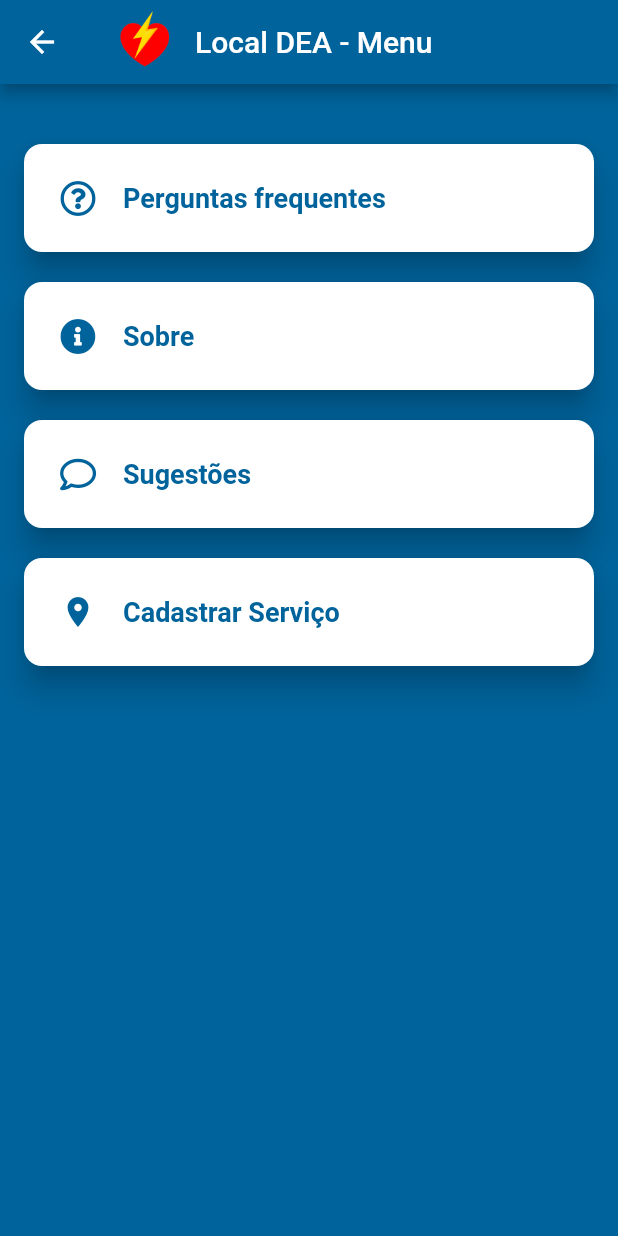
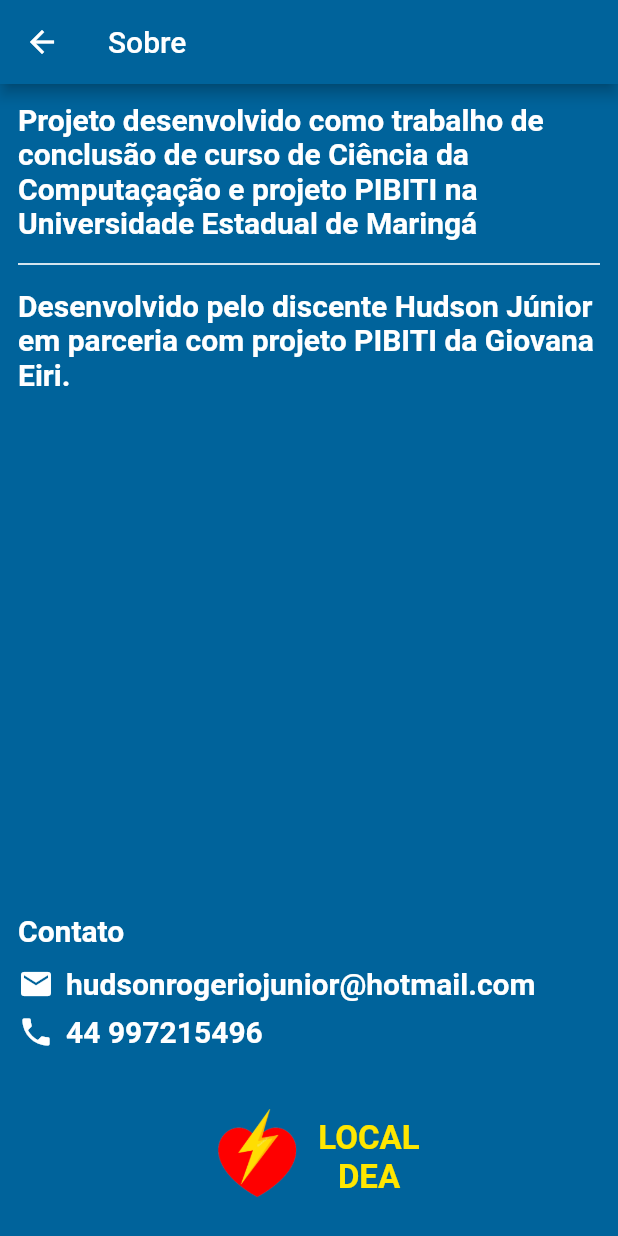
Before and after one commit to HudsonJunior/local_dea_app, a Flutter app: the MenuScreen screen opened directly, after a tap on "Sobre", on a phone screen of 412 x 824 dp. Run offline on Flutter 3.47's test engine with Material 2 defaults, Android fonts, the phone set to English and light mode, and no system bars; our stand-ins replace font_awesome_flutter, google_maps_flutter.

Commit message:
refactoring layout

```diff
--- /dev/null
+++ b/lib/screens/about.dart
@@ -0,0 +1,97 @@
+import 'package:flutter/material.dart';
+import 'package:local_dea_app/constraints/colors.dart';
+import 'package:local_dea_app/widgets/about/contact_text.dart';
+import 'package:local_dea_app/widgets/app_bar_content.dart';
+
+class AboutScreen extends StatelessWidget {
+  const AboutScreen({Key? key}) : super(key: key);
+
+  @override
+  Widget build(BuildContext context) {
+    return Scaffold(
+      backgroundColor: Palette.primary,
+      appBar: AppBar(
+        foregroundColor: Colors.white,
+        backgroundColor: Palette.primary,
+        title: const AppBarContent(
+          title: 'Sobre',
+        ),
+      ),
+      body: Padding(
+        padding: const EdgeInsets.all(12.0),
+        child: Column(
+          children: [
+            const Text(
+              'Projeto desenvolvido como trabalho de conclusão de curso de Ciência da Computaçação e projeto PIBITI na Universidade Estadual de Maringá',
+              textAlign: TextAlign.start,
+              style: TextStyle(
+                color: Colors.white,
+                fontWeight: FontWeight.bold,
+                fontSize: 20.0,
+              ),
+            ),
+            const SizedBox(height: 8.0),
+            const Divider(
+              color: Colors.white,
+              thickness: 1.1,
+            ),
+            const SizedBox(height: 8.0),
+            const Text(
+              'Desenvolvido pelo discente Hudson Júnior em parceria com projeto PIBITI da Giovana Eiri.',
+              textAlign: TextAlign.start,
+              style: TextStyle(
+                color: Colors.white,
+                fontWeight: FontWeight.bold,
+                fontSize: 20.0,
+              ),
+            ),
+            const SizedBox(height: 8.0),
+            const Spacer(),
+            const Align(
+              alignment: Alignment.centerLeft,
+              child: Text(
+                'Contato',
+                textAlign: TextAlign.start,
+                style: TextStyle(
+                  color: Colors.white,
+                  fontSize: 20.0,
+                  fontWeight: FontWeight.bold,
+                ),
+              ),
+            ),
+            const SizedBox(height: 12.0),
+            const ContactTextWidget(
+              icon: Icons.mail,
+              text: 'hudsonrogeriojunior@hotmail.com',
+            ),
+            const SizedBox(height: 8.0),
+            const ContactTextWidget(
+              icon: Icons.phone,
+              text: '44 997215496',
+            ),
+            const SizedBox(height: 32.0),
+            Row(
+              mainAxisAlignment: MainAxisAlignment.center,
+              children: [
+                Image.asset(
+                  'assets/dea_icon.png',
+                  width: 80,
+                  height: 80,
+                ),
+                const Text(
+                  'LOCAL\nDEA',
+                  textAlign: TextAlign.center,
+                  style: TextStyle(
+                    color: Palette.secondary,
+                    fontSize: 22.0,
+                    fontWeight: FontWeight.bold,
+                  ),
+                ),
+              ],
+            ),
+          ],
+        ),
+      ),
+    );
+  }
+}
--- a/lib/screens/menu.dart
+++ b/lib/screens/menu.dart
@@ -1,6 +1,7 @@
 import 'package:flutter/material.dart';
 import 'package:font_awesome_flutter/font_awesome_flutter.dart';
 import 'package:local_dea_app/constraints/colors.dart';
+import 'package:local_dea_app/screens/about.dart';
 import 'package:local_dea_app/screens/frequently_questions.dart';
 import 'package:local_dea_app/screens/register_dea.dart';
 import 'package:local_dea_app/widgets/menu_card.dart';
@@ -55,7 +56,13 @@ class _MenuScreenState extends State<MenuScreen> {
             ),
             const SizedBox(height: 12.0),
             MenuCard(
-              onTap: () {},
+              onTap: () {
+                Navigator.of(context).push(
+                  MaterialPageRoute(
+                    builder: (_) => const AboutScreen(),
+                  ),
+                );
+              },
               icon: FontAwesomeIcons.infoCircle,
               title: 'Sobre',
             ),
--- /dev/null
+++ b/lib/widgets/about/contact_text.dart
@@ -0,0 +1,34 @@
+import 'package:flutter/material.dart';
+
+class ContactTextWidget extends StatelessWidget {
+  final IconData icon;
+  final String text;
+
+  const ContactTextWidget({
+    Key? key,
+    required this.icon,
+    required this.text,
+  }) : super(key: key);
+
+  @override
+  Widget build(BuildContext context) {
+    return Row(
+      children: [
+        Icon(
+          icon,
+          color: Colors.white,
+        ),
+        const SizedBox(width: 8.0),
+        Text(
+          text,
+          textAlign: TextAlign.start,
+          style: const TextStyle(
+            color: Colors.white,
+            fontSize: 20.0,
+            fontWeight: FontWeight.bold,
+          ),
+        ),
+      ],
+    );
+  }
+}
--- a/lib/widgets/field.dart
+++ b/lib/widgets/field.dart
@@ -15,24 +15,32 @@ class CustomFormField extends StatelessWidget {
 
   @override
   Widget build(BuildContext context) {
-    return TextFormField(
+    return Column(
+      children: [
+        Padding(
+          padding: const EdgeInsets.only(left: 8.0),
+          child: Align(
+            alignment: Alignment.centerLeft,
+            child: Text(
+              label,
+              textAlign: TextAlign.start,
+              style: const TextStyle(
+                fontWeight: FontWeight.bold,
+                color: Colors.white,
+              ),
+            ),
+          ),
+        ),
+        const SizedBox(height: 4.0),
+        TextFormField(
           style: const TextStyle(color: Colors.white),
           controller: controller,
           decoration: InputDecoration(
+            fillColor: Colors.grey[200],
+            filled: true,
             prefixIcon: Icon(
               icon,
-          color: Palette.secondary,
-        ),
-        label: Text(
-          label,
-          style: const TextStyle(
-            fontSize: 20.0,
-          ),
-        ),
-        labelStyle: const TextStyle(
-          fontSize: 16.0,
-          color: Colors.white,
-          fontWeight: FontWeight.w500,
+              color: Palette.primary,
             ),
             floatingLabelBehavior: FloatingLabelBehavior.always,
             floatingLabelStyle: const TextStyle(
@@ -57,6 +65,8 @@ class CustomFormField extends StatelessWidget {
               borderRadius: BorderRadius.circular(18.0),
             ),
           ),
+        ),
+      ],
     );
   }
 }
--- a/lib/widgets/question.dart
+++ b/lib/widgets/question.dart
@@ -37,7 +37,7 @@ class QuestionWidget extends StatelessWidget {
                     style: const TextStyle(
                       fontWeight: FontWeight.bold,
                       color: Palette.primary,
-                      fontSize: 16,
+                      fontSize: 18,
                     ),
                   ),
                   const Spacer(),
@@ -80,6 +80,8 @@ class QuestionWidget extends StatelessWidget {
                           style: const TextStyle(
                             fontWeight: FontWeight.bold,
                             height: 1.2,
+                            letterSpacing: 1.1,
+                            fontSize: 18,
                           ),
                         ),
                       ),
--- a/lib/widgets/register_dea/checkbox.dart
+++ b/lib/widgets/register_dea/checkbox.dart
@@ -1,5 +1,4 @@
 import 'package:flutter/material.dart';
-import 'package:local_dea_app/constraints/colors.dart';
 
 class CustomCheckBox extends StatelessWidget {
   const CustomCheckBox({
@@ -20,7 +19,7 @@ class CustomCheckBox extends StatelessWidget {
           splashRadius: 0.0,
           onChanged: onChecked,
           side: const BorderSide(color: Colors.white, width: 2.0),
-          activeColor: Palette.secondary,
+          activeColor: Colors.white,
           shape: RoundedRectangleBorder(
             borderRadius: BorderRadius.circular(4.0),
           ),
--- a/lib/widgets/register_dea/image_picker.dart
+++ b/lib/widgets/register_dea/image_picker.dart
@@ -26,7 +26,7 @@ class CustomImagePicker extends StatelessWidget {
                 children: const [
                   Icon(
                     FontAwesomeIcons.camera,
-                    color: Palette.secondary,
+                    color: Colors.white,
                   ),
                   SizedBox(height: 16.0),
                   Text(
```
Lines whose indentation alone changed are shown as unchanged.
